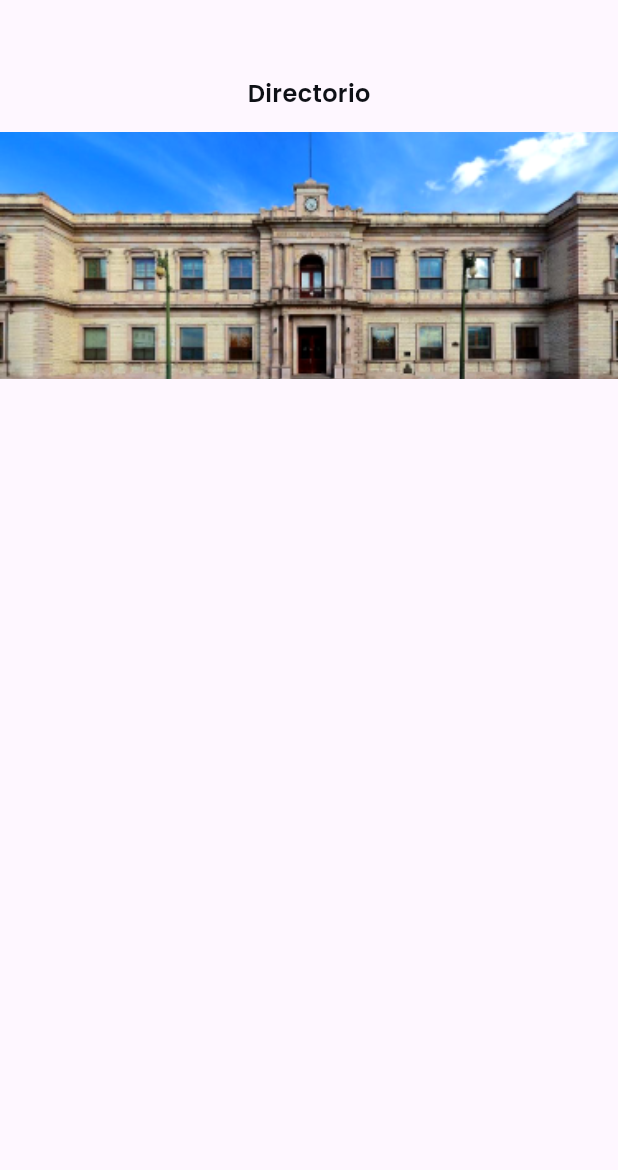
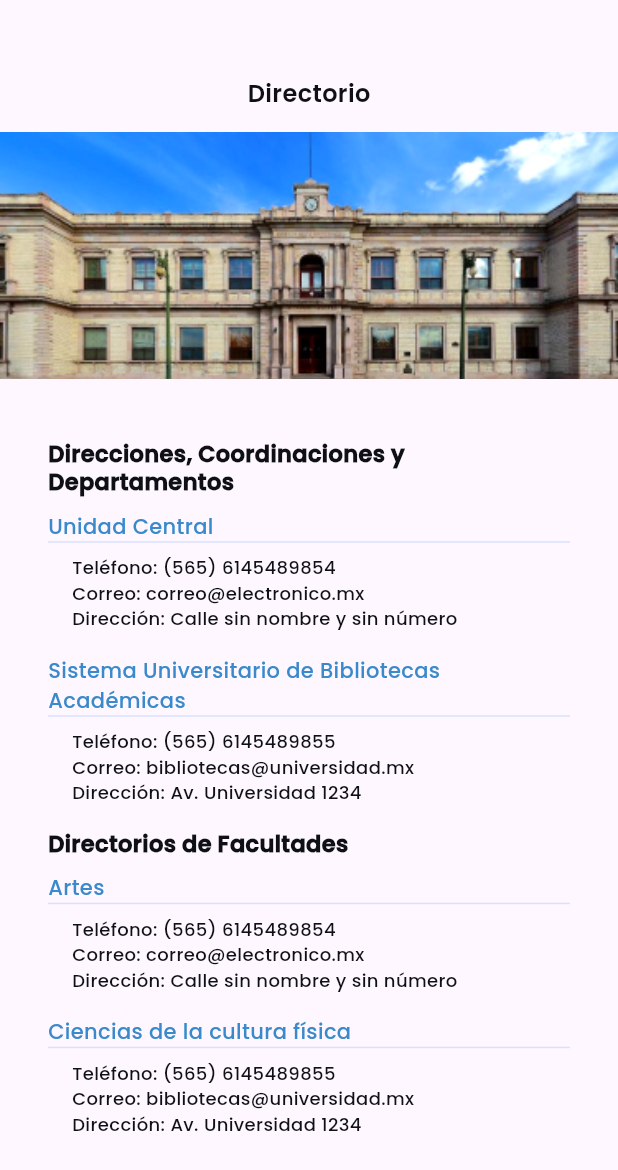
Before and after one commit to jonamx13/uach_mobile, a Flutter app: the DirectorioScreen screen opened by its route, on a phone screen of 412 x 824 dp. Shown: the top 1170 px of the screen. Run offline on Flutter 3.47's test engine with Material 3 defaults, Android fonts, the phone set to English and light mode, and no system bars; our stand-ins replace flutter_svg.

Commit message:
DirectorioCard working

```diff
--- a/lib/features/directorio/data/directorio_data.dart
+++ b/lib/features/directorio/data/directorio_data.dart
@@ -1,18 +1,38 @@
-final List<Map<String, String>> directorioData = [
+final List<Map<String, dynamic>> directorioData = [
   {
-    'nombre': 'Soporte Técnico',
-    'telefono': '800-123-4567',
+    'directorio': 'Direcciones, Coordinaciones y Departamentos',
+    'lista_contactos': [
+      {
+        'nombre_contacto': 'Unidad Central',
+        'telefono_contacto': '(565) 6145489854',
+        'correo_electronico': 'correo@electronico.mx',
+        'direccion': 'Calle sin nombre y sin número',
+      },
+      {
+        'nombre_contacto': 'Sistema Universitario de Bibliotecas Académicas',
+        'telefono_contacto': '(565) 6145489855',
+        'correo_electronico': 'bibliotecas@universidad.mx',
+        'direccion': 'Av. Universidad 1234',
+      },
+    ],
   },
+  /////////////
   {
-    'nombre': 'Atención a Estudiantes',
-    'telefono': '800-765-4321',
+    'directorio': 'Directorios de Facultades',
+    'lista_contactos': [
+      {
+        'nombre_contacto': 'Artes',
+        'telefono_contacto': '(565) 6145489854',
+        'correo_electronico': 'correo@electronico.mx',
+        'direccion': 'Calle sin nombre y sin número',
+      },
+      {
+        'nombre_contacto': 'Ciencias de la cultura física',
+        'telefono_contacto': '(565) 6145489855',
+        'correo_electronico': 'bibliotecas@universidad.mx',
+        'direccion': 'Av. Universidad 1234',
+      },
+    ],
   },
-  {
-    'nombre': 'Emergencias Médicas',
-    'telefono': '911',
-  },
-  {
-    'nombre': 'Seguridad en Campus',
-    'telefono': '800-876-5432',
-  },
+
 ];
--- a/lib/features/directorio/directorio_screen.dart
+++ b/lib/features/directorio/directorio_screen.dart
@@ -1,4 +1,6 @@
 import 'package:flutter/material.dart';
+import './widgets/directorio_card.dart';
+import './data/directorio_data.dart';
 
 class DirectorioScreen extends StatelessWidget {
   @override
@@ -33,6 +35,23 @@ class DirectorioScreen extends StatelessWidget {
                   ),
                 ),
               ),
+              // Aquí mapeamos los datos y pasamos cada grupo al DirectorioCard
+              Padding(
+                padding: EdgeInsets.symmetric(horizontal: 32, vertical: 40),
+                child: Column(
+                  crossAxisAlignment: CrossAxisAlignment.start,
+                  children: directorioData.map((directorioGrupo) {
+                    return Column(
+                      children: [
+                        DirectorioCard(
+                          titulo: directorioGrupo['directorio'],
+                          contactos: List<Map<String, String>>.from(directorioGrupo['lista_contactos']),
+                        ),
+                      ],
+                    );
+                  }).toList(),
+                ),
+              ),
             ],
           ),
         ),
--- a/lib/features/directorio/widgets/directorio_card.dart
+++ b/lib/features/directorio/widgets/directorio_card.dart
@@ -1,5 +1,4 @@
 import 'package:flutter/material.dart';
-import 'package:uach_mobile/features/directorio/data/directorio_data.dart';
 
 class DirectorioCard extends StatelessWidget {
   final String titulo;
@@ -22,8 +21,8 @@ class DirectorioCard extends StatelessWidget {
             titulo,
             style: TextStyle(
               fontFamily: 'Poppins',
-              fontWeight: FontWeight.w600,
-              fontSize: 13,
+              fontWeight: FontWeight.w800,
+              fontSize: 15,
               height: 16.25 / 13, // Line height
               color: Color(0xFF0E1016),
             ),
@@ -34,41 +33,67 @@ class DirectorioCard extends StatelessWidget {
           children: contactos.map((contacto) {
             return Padding(
               padding: const EdgeInsets.only(bottom: 8.0),
-              child: GestureDetector(
-                onTap: () {
-                  // Puedes agregar aquí la acción para cada link
-                },
-                child: Text(
-                  contacto['nombre'] ?? '',
-                  style: TextStyle(
-                    fontFamily: 'Poppins',
-                    fontWeight: FontWeight.w500,
-                    fontSize: 12,
-                    height: 16.8 / 12, // Line height
-                    color: Color(0xFF3989CB),
+              child: Column(
+                crossAxisAlignment: CrossAxisAlignment.start,
+                children: [
+                  Text(
+                          contacto['nombre_contacto'] ?? '',
+                          style: TextStyle(
+                            fontFamily: 'Poppins',
+                            fontWeight: FontWeight.w500,
+                            fontSize: 14,
+                            height: 16.8 / 12, // Line height
+                            color: Color(0xFF3989CB),
+                          ),
+                        ),
+                        Divider(
+                        color: Color(0xFFD8E2FF),
+                        thickness: 1,
+                        height: 1,
+                      ),
+                      SizedBox(height: 8,),
+                  Padding(
+                    padding: EdgeInsets.symmetric(horizontal: 16),
+                    child:
+                      Column(
+                        crossAxisAlignment: CrossAxisAlignment.start,
+                        children: [
+                        Text(
+                        'Teléfono: ${contacto['telefono_contacto']}',
+                        style: TextStyle(
+                          fontFamily: 'Poppins',
+                          fontWeight: FontWeight.w500,
+                          fontSize: 12,
+                          color: Color(0xFF0E1016),
+                        ),
+                      ),
+                      Text(
+                        'Correo: ${contacto['correo_electronico']}',
+                        style: TextStyle(
+                          fontFamily: 'Poppins',
+                          fontWeight: FontWeight.w500,
+                          fontSize: 12,
+                          color: Color(0xFF0E1016),
+                        ),
+                      ),
+                      Text(
+                        'Dirección: ${contacto['direccion']}',
+                        style: TextStyle(
+                          fontFamily: 'Poppins',
+                          fontWeight: FontWeight.w500,
+                          fontSize: 12,
+                          color: Color(0xFF0E1016),
+                        ),
+                      ),
+                      SizedBox(height: 8)
+                        ]
+                      ),
                   ),
-                ),
+                ],
               ),
             );
           }).toList(),
         ),
-        Padding(
-                padding: EdgeInsets.symmetric(horizontal: 32),
-                child: Stack(
-                  children: [
-                    Column(
-                      crossAxisAlignment: CrossAxisAlignment.start,
-                      children: [
-                        DirectorioCard(
-                          titulo: 'Direcciones, Coordinaciones y Departamentos',
-                          contactos: directorioData,
-                        ),
-                        SizedBox(height: 8),  // Separación entre DetallesIncidencia y EnviarReporte
-                      ],
-                    ),
-                  ],
-                ),
-              ),
       ],
     );
   }
```
